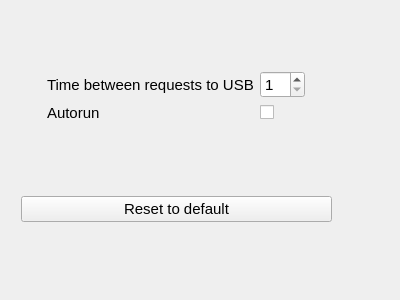
The window that CommonOptionsWindow.ui (sergey-nevar/USBCopyist) describes before a commit, drawn with Qt 5.
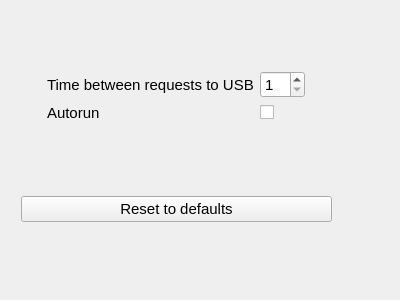
The same window after the commit.

Commit message: rename content of button

```diff
--- a/CommonOptionsWindow.ui
+++ b/CommonOptionsWindow.ui
@@ -175,7 +175,7 @@
        </font>
       </property>
       <property name="text">
-       <string>Reset to default</string>
+       <string>Reset to defaults</string>
       </property>
      </widget>
     </item>
```
